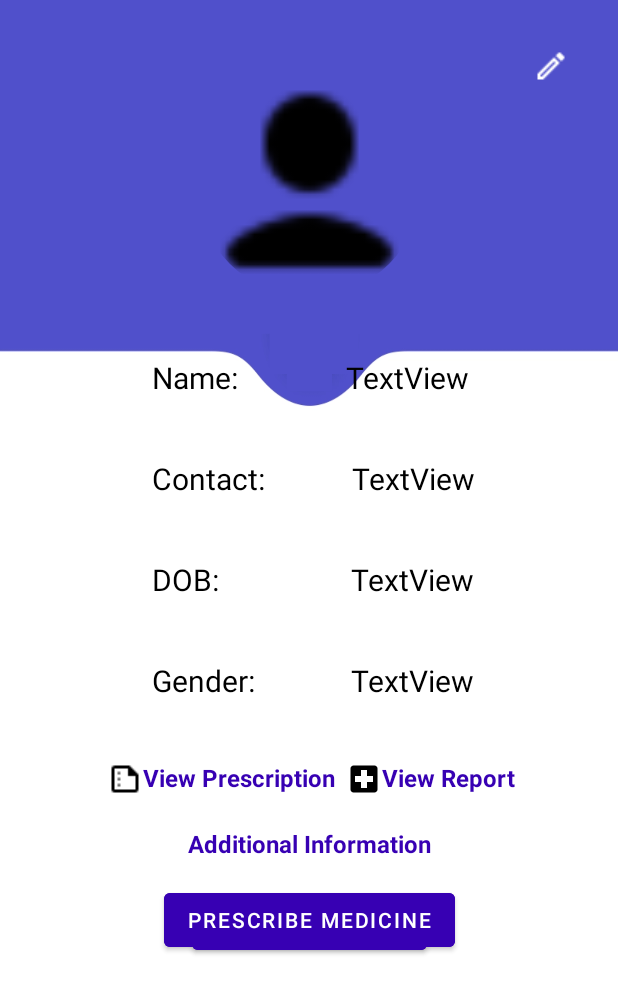
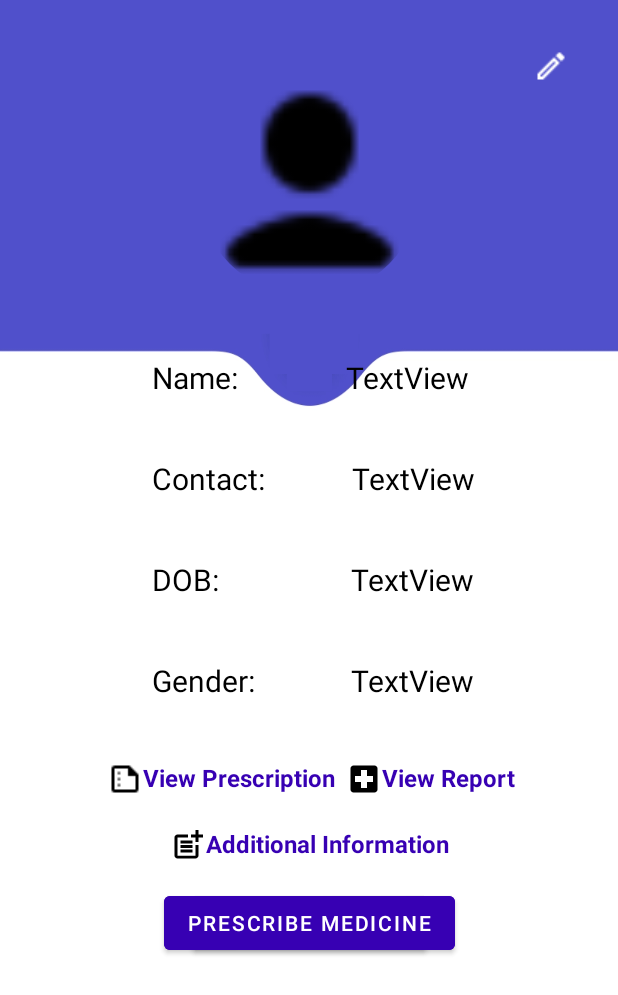
Before and after one commit to DigiTechHealthCare-Android/DT-HealthCare, an Android app: the layout fragment_patient_profile.xml on its own in the app's theme, with its tools: preview values and no code run, on a phone screen of 412 x 824 dp. Shown: the top 995 px of the screen. Run offline under Robolectric (Android 15) with nearby library versions, the phone set to English and light mode, and no system bars; network calls fail.

Commit message:
Ui Changes

```diff
--- /dev/null
+++ b/app/src/main/res/drawable/additionalinfoicon.xml
@@ -0,0 +1,22 @@
+<vector xmlns:android="http://schemas.android.com/apk/res/android"
+    android:width="24dp"
+    android:height="24dp"
+    android:viewportWidth="24"
+    android:viewportHeight="24"
+    android:tint="#000000">
+  <path
+      android:fillColor="@android:color/white"
+      android:pathData="M17,19.22H5V7h7V5H5C3.9,5 3,5.9 3,7v12c0,1.1 0.9,2 2,2h12c1.1,0 2,-0.9 2,-2v-7h-2V19.22z"/>
+  <path
+      android:fillColor="@android:color/white"
+      android:pathData="M19,2h-2v3h-3c0.01,0.01 0,2 0,2h3v2.99c0.01,0.01 2,0 2,0V7h3V5h-3V2z"/>
+  <path
+      android:fillColor="@android:color/white"
+      android:pathData="M7,9h8v2h-8z"/>
+  <path
+      android:fillColor="@android:color/white"
+      android:pathData="M7,12l0,2l8,0l0,-2l-3,0z"/>
+  <path
+      android:fillColor="@android:color/white"
+      android:pathData="M7,15h8v2h-8z"/>
+</vector>
--- a/app/src/main/res/layout/all_patient_layout.xml
+++ b/app/src/main/res/layout/all_patient_layout.xml
@@ -63,7 +63,7 @@
             android:layout_width="0dp"
             android:layout_height="wrap_content"
             android:layout_marginBottom="8dp"
-            android:text="     _____________________"
+            android:text="     _________________________"
             app:layout_constraintBottom_toTopOf="@+id/patientCardContact"
             app:layout_constraintEnd_toEndOf="parent"
             app:layout_constraintHorizontal_bias="0.0"
--- a/app/src/main/res/layout/fragment_patient_profile.xml
+++ b/app/src/main/res/layout/fragment_patient_profile.xml
@@ -215,6 +215,7 @@
                 android:layout_width="wrap_content"
                 android:layout_height="wrap_content"
                 android:layout_marginTop="20dp"
+                android:drawableLeft="@drawable/additionalinfoicon"
                 android:text="Additional Information"
                 android:textColor="@color/purple_700"
                 android:textSize="16sp"
```
Also changed, not shown: app/src/main/res/layout/fragment_nurse_patients.xml (+2 -11 lines).
